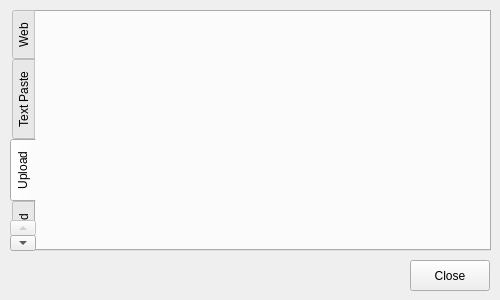
Old version of the form forms/notationdialog.ui in the repository shogimaru/shogimaru.
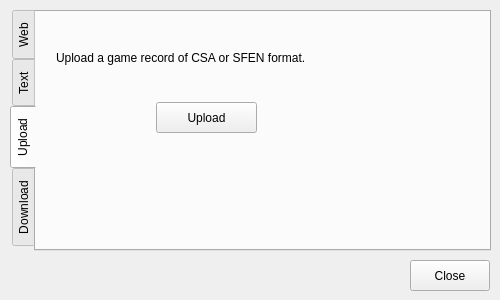
New version of the form. The open tabs and pages were chosen to show the change.

```diff
--- a/forms/notationdialog.ui
+++ b/forms/notationdialog.ui
@@ -48,7 +48,7 @@
    </widget>
    <widget class="QWidget" name="tabText">
     <attribute name="title">
-     <string>Text Paste</string>
+     <string>Text</string>
     </attribute>
     <widget class="QPlainTextEdit" name="textEdit">
      <property name="geometry">
@@ -91,6 +91,32 @@
     <attribute name="title">
      <string>Upload</string>
     </attribute>
+    <widget class="QPushButton" name="pushButton">
+     <property name="geometry">
+      <rect>
+       <x>120</x>
+       <y>90</y>
+       <width>101</width>
+       <height>31</height>
+      </rect>
+     </property>
+     <property name="text">
+      <string>Upload</string>
+     </property>
+    </widget>
+    <widget class="QLabel" name="label_3">
+     <property name="geometry">
+      <rect>
+       <x>20</x>
+       <y>30</y>
+       <width>371</width>
+       <height>31</height>
+      </rect>
+     </property>
+     <property name="text">
+      <string>Upload a game record of CSA or SFEN format.</string>
+     </property>
+    </widget>
    </widget>
    <widget class="QWidget" name="tabDownload">
     <attribute name="title">
```
Left out of the diff: 54 changed lines with no effect on the pictures.
